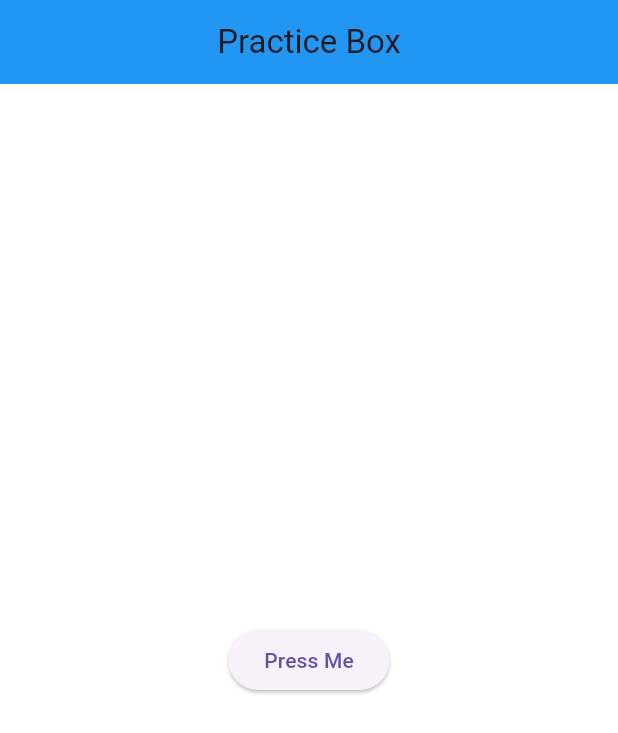
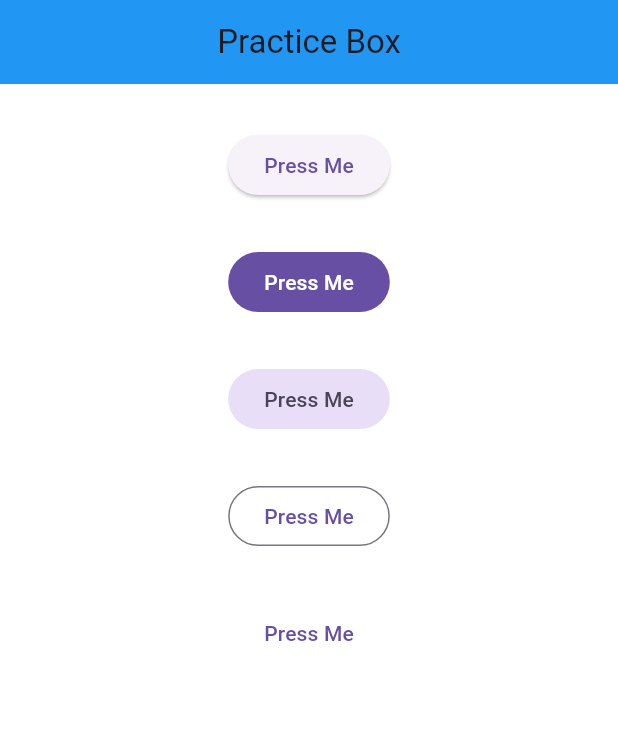
Before and after one commit to anotherparsa/syntaxPractices, a Flutter app: the screen it shows after launch, after a tap on "Press Me", on a phone screen of 412 x 824 dp. Shown: the top 733 px of the screen. Run offline on Flutter 3.47's test engine with Material 3 defaults, Android fonts, the phone set to English and light mode, and no system bars.

Commit message:
#flutter workign with buttons

```diff
--- a/FlutterDart/flutter/practicebox/lib/main.dart
+++ b/FlutterDart/flutter/practicebox/lib/main.dart
@@ -10,11 +10,45 @@ void main() {
         backgroundColor: Colors.blue,
       ),
       body: Center(
-        child: ElevatedButton(
-          onPressed: () {},
-          child: Text("Press Me"),
-        ),
-      ),
+          child: Column(
+        children: [
+          SizedBox(
+            height: 30,
+          ),
+          ElevatedButton(
+            onPressed: () {},
+            child: Text("Press Me"),
+          ),
+          SizedBox(
+            height: 30,
+          ),
+          FilledButton(
+            onPressed: () {},
+            child: Text("Press Me"),
+          ),
+          SizedBox(
+            height: 30,
+          ),
+          FilledButton.tonal(
+            onPressed: () {},
+            child: Text("Press Me"),
+          ),
+          SizedBox(
+            height: 30,
+          ),
+          OutlinedButton(
+            onPressed: () {},
+            child: Text("Press Me"),
+          ),
+          SizedBox(
+            height: 30,
+          ),
+          TextButton(
+            onPressed: () {},
+            child: Text("Press Me"),
+          )
+        ],
+      )),
       backgroundColor: Colors.white,
     ),
   ));
```
